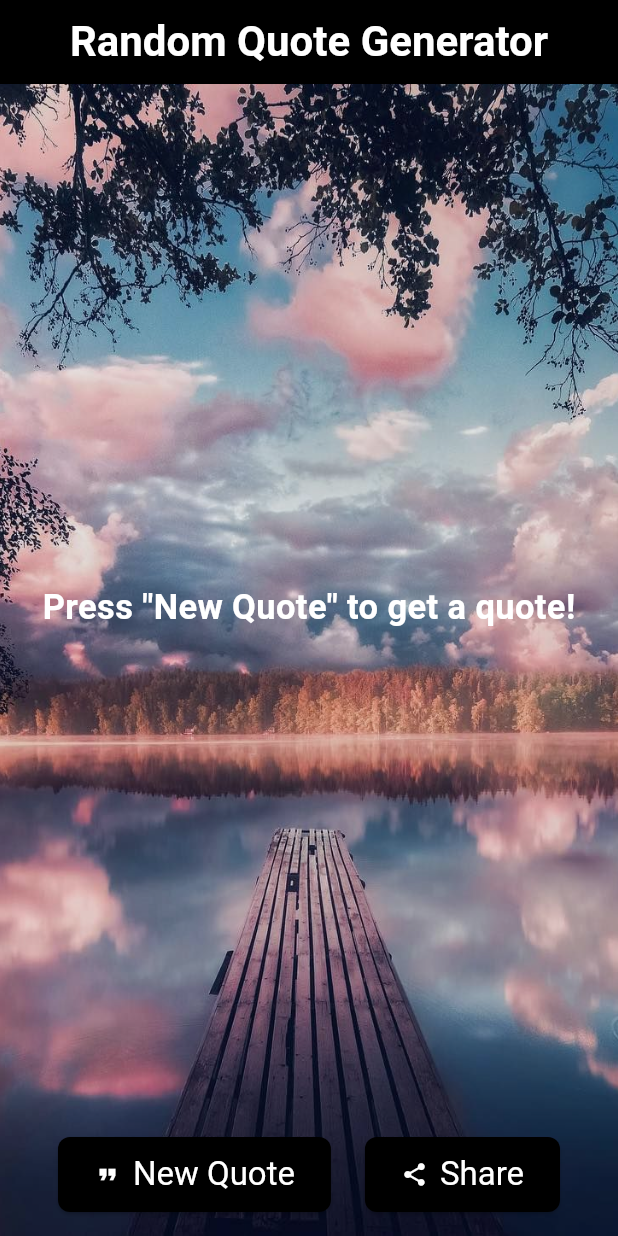
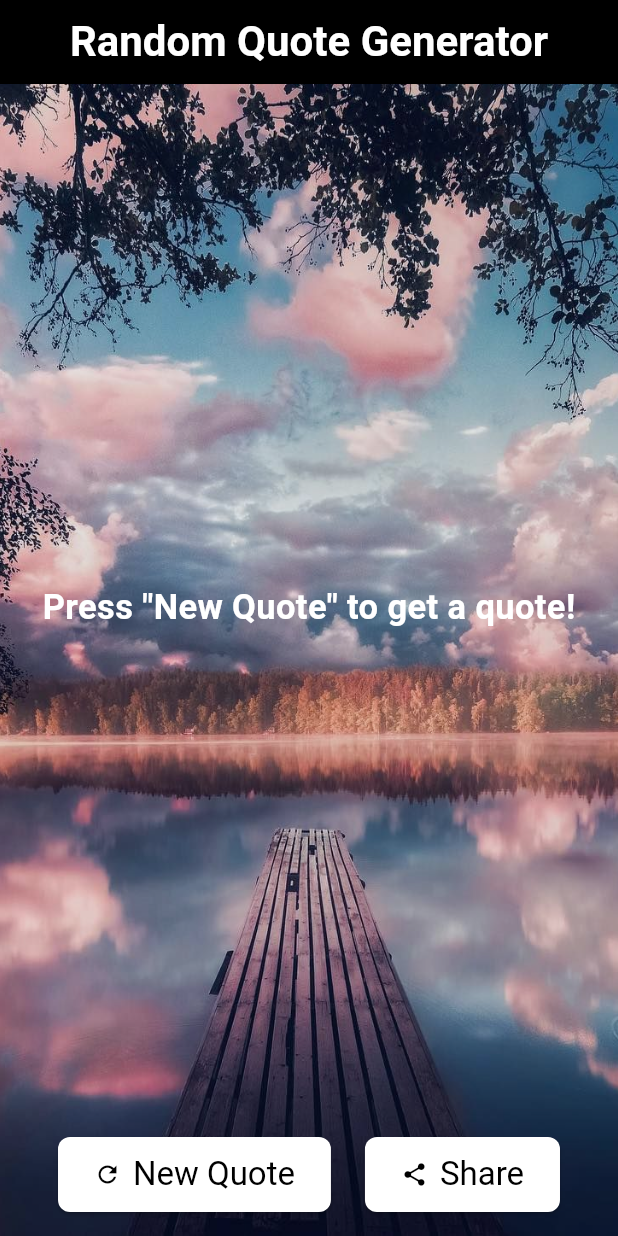
Before and after one commit to soutAhmedTayseer/CodeAlpha_RandomQuoteGenerator, a Flutter app: the screen it shows after launch, on a phone screen of 412 x 824 dp. Run offline on Flutter 3.47's test engine with Material 3 defaults, Android fonts, the phone set to English and light mode, and no system bars; our stand-ins replace share_plus.

Commit message:
updating buttons page

```diff
--- a/lib/buttons_row.dart
+++ b/lib/buttons_row.dart
@@ -12,8 +12,8 @@ class ButtonsRow extends StatelessWidget {
 
   @override
   Widget build(BuildContext context) {
-    final Color buttonColor = Colors.black; // Background color for buttons
-    final Color textColor = Colors.white; // Text and icon color for buttons
+    final Color buttonColor = Colors.white; // Background color for buttons
+    final Color textColor = Colors.black; // Text and icon color for buttons
 
     return Row(
       mainAxisAlignment: MainAxisAlignment.spaceEvenly,
@@ -31,7 +31,7 @@ class ButtonsRow extends StatelessWidget {
           child: Row(
             mainAxisSize: MainAxisSize.min,
             children: [
-              Icon(Icons.format_quote, color: textColor), // Icon color
+              Icon(Icons.refresh, color: textColor), // Icon color
               SizedBox(width: 8),
               Text('New Quote', style: TextStyle(color: textColor)), // Text color
             ],
```
